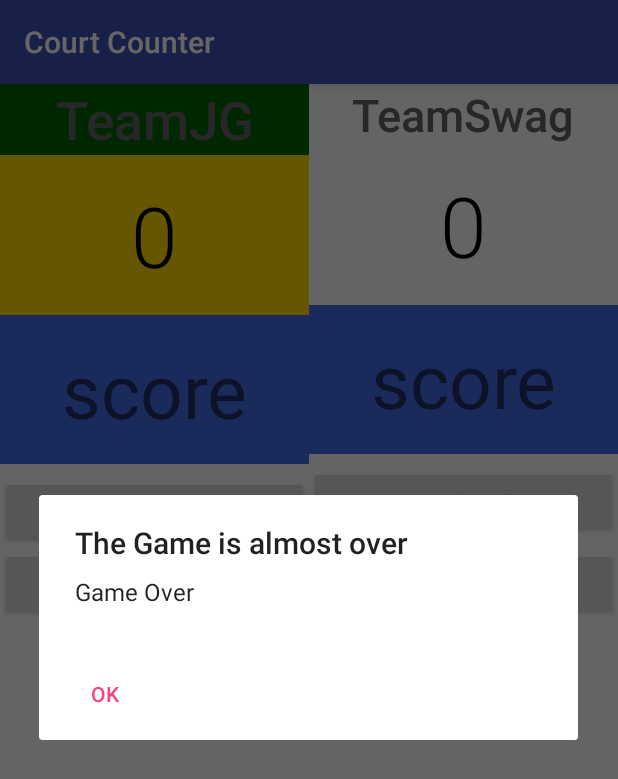
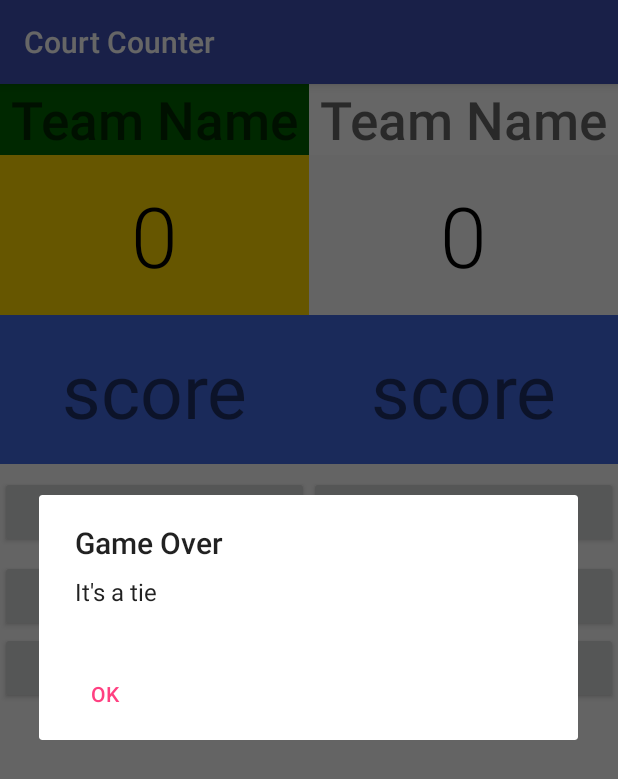
Before and after one commit to gassamaj/CourtCounter, an Android app: the screen it shows after launch (MainActivity), after a tap on "GAMEOVER", on a phone screen of 412 x 824 dp. Shown: the top 779 px of the screen. Run offline under Robolectric (Android 15) with nearby library versions, the phone set to English and light mode, and no system bars; 1 other tap on this screen came first.

Commit message:
I finished milestone 10
I finished the whole project

```diff
--- a/app/src/main/java/com/example/student/courtcounter/MainActivity.java
+++ b/app/src/main/java/com/example/student/courtcounter/MainActivity.java
@@ -1,12 +1,14 @@
 package com.example.student.courtcounter;
 
 import android.content.DialogInterface;
+import android.media.MediaPlayer;
 import android.support.v7.app.AlertDialog;
 import android.support.v7.app.AppCompatActivity;
 
 import android.support.v7.app.AppCompatActivity;
 import android.os.Bundle;
 import android.view.View;
+import android.widget.EditText;
 import android.widget.TextView;
 
 public class
@@ -14,34 +16,44 @@ MainActivity extends AppCompatActivity {
 
     private int mScoreTeamJG = 0;
     private int mScoreTeamSwag = 0;
+    EditText teamName1View;
+    EditText teamName2View;
 
-    AlertDialog gameOverAlert ;
+    AlertDialog gameOverAlert;
 
+    private MediaPlayer mediaPlayer;
+    public String team1Name;
+    public String team2Name;
 
     @Override
     protected void onCreate(Bundle savedInstanceState) {
         super.onCreate(savedInstanceState);
         setContentView(R.layout.activity_main);
+        teamName1View = (EditText) findViewById(R.id.txtVw_Editteam);
+        teamName2View = (EditText) findViewById(R.id.txtVw_Editteam2);
 
     }
 
+
     /**
      * Displays the given score for Team A
+     *
      * @param score - given score for Team A to display
      */
-    private void displayForTeamJG(int score){
+    public void displayForTeamJG(int score) {
         TextView scoreTeamJG = (TextView) findViewById(R.id.txtVw_scoreTeamJG);
-        if(scoreTeamJG!=null)
+        if (scoreTeamJG != null)
             scoreTeamJG.setText(String.valueOf(score));
-}
+    }
 
     /**
      * Displays the given score for Team B
+     *
      * @param score - given score for Team A to display
      */
-    private void displayForTeamSwag(int score){
+    public void displayForTeamSwag(int score) {
         TextView scoreTeamSwag = (TextView) findViewById(R.id.txtVw_scoreTeamSwag);
-        if(scoreTeamSwag!=null)
+        if (scoreTeamSwag != null)
             scoreTeamSwag.setText(String.valueOf(score));
     }
 
@@ -51,8 +63,27 @@ MainActivity extends AppCompatActivity {
     public void addOneForTeamJG(View view) {
         int step = 1;
         mScoreTeamJG += step;
+        mediaPlayer = MediaPlayer.create(this, R.raw.stormhuricane);
+        mediaPlayer.start();
         displayForTeamJG(mScoreTeamJG);
     }
+
+    /**
+     * Increases the score for Team A by 2 points.
+     */
+    public void subtractOneForTeamJG(View view) {
+        int step = 1;
+        mScoreTeamJG -= step;
+        mediaPlayer = MediaPlayer.create(this, R.raw.stormhuricane);
+        mediaPlayer.start();
+        displayForTeamJG(mScoreTeamJG);
+    }
+
+
+    /**
+     * Increases the score for Team A by 1 point.
+     */
+
 
     /**
      * Increases the score for Team A by 2 points.
@@ -60,31 +91,16 @@ MainActivity extends AppCompatActivity {
     public void addOneForTeamSwag(View view) {
         int step = 1;
         mScoreTeamSwag += step;
-        displayForTeamSwag(mScoreTeamSwag);
-
-    }
-
-    /**
-     * Increases the score for Team A by 1 point.
-     */
-
-
-
-    /**
-     * Increases the score for Team A by 3 points.
-     */
-    public void addThreeFor(View view) {
-        int step = 1;
-        mScoreTeamSwag += step;
+        mediaPlayer = MediaPlayer.create(this, R.raw.stormhuricane);
+        mediaPlayer.start();
         displayForTeamSwag(mScoreTeamSwag);
     }
 
-    /**
-     * Increases the score for Team A by 2 points.
-     */
-    public void addoForTeamSwag(View view) {
-        int step = 2;
-        mScoreTeamSwag += step;
+    public void subtractOneForTeamSwag(View view) {
+        int step = 1;
+        mScoreTeamSwag -= step;
+        mediaPlayer = MediaPlayer.create(this, R.raw.stormhuricane);
+        mediaPlayer.start();
         displayForTeamSwag(mScoreTeamSwag);
     }
 
@@ -97,22 +113,25 @@ MainActivity extends AppCompatActivity {
      * Resets all scores for Team A and Team B
      */
     public void resetScore(View view) {
+        mediaPlayer.start();
+        gameOverAlert = new AlertDialog.Builder(MainActivity.this).create();
+        String team1Name = teamName1View.getText().toString();
+        String team2Name = teamName2View.getText().toString();
+        gameOverAlert.setTitle("Game Over");
 
 
-        gameOverAlert= new AlertDialog.Builder(MainActivity.this).create();
+        if (mScoreTeamJG > mScoreTeamSwag) {
+            gameOverAlert.setMessage("Team " + team1Name + " wins");
+        }
 
-        gameOverAlert.setTitle("The Game is almost over");
+        if (mScoreTeamJG < mScoreTeamSwag) {
+            gameOverAlert.setMessage("Team " + team2Name + " wins");
 
-        gameOverAlert.setMessage("Game Over");
+        }
 
 
-        mScoreTeamJG = 0;
-        mScoreTeamSwag = 0;
-        displayForTeamJG(mScoreTeamJG);
-        displayForTeamSwag(mScoreTeamSwag);
-
-        if (mScoreTeamJG > mScoreTeamSwag) {
-            gameOverAlert.setMessage("Team JG wins");
+        if (mScoreTeamSwag == mScoreTeamJG) {
+            gameOverAlert.setMessage("It's a tie");
         }
 
         gameOverAlert.setButton(AlertDialog.BUTTON_NEUTRAL, "OK",
@@ -123,6 +142,11 @@ MainActivity extends AppCompatActivity {
                 });
 
         gameOverAlert.show();
+        mScoreTeamJG = 0;
+        mScoreTeamSwag = 0;
+        displayForTeamJG(mScoreTeamJG);
+        displayForTeamSwag(mScoreTeamSwag);
+
 
     }
 }
--- a/app/src/main/res/layout/activity_main.xml
+++ b/app/src/main/res/layout/activity_main.xml
@@ -23,7 +23,12 @@
 
 
 
-            <TextView
+
+            <EditText
+                android:id="@+id/txtVw_Editteam"
+                android:hint="Team Name"
+                android:imeOptions="actionDone"
+                android:inputType="text"
                 android:layout_width="match_parent"
                 android:layout_height="wrap_content"
                 android:gravity="center"
@@ -31,7 +36,7 @@
                 android:background="#006400"
                 android:textSize="35sp"
                 android:fontFamily="sans-serif-medium"
-                android:text="TeamJG" />
+                />
 
 
 
@@ -68,6 +73,13 @@
                 android:text="+1 Points"
                 android:onClick="addOneForTeamJG"/>
 
+            <Button
+                android:layout_width="match_parent"
+                android:layout_height="wrap_content"
+                android:layout_marginTop="8dp"
+                android:text="-1 Points"
+                android:onClick="subtractOneForTeamJG"/>
+
 
 
 
@@ -82,14 +94,19 @@
 
 
 
-        <TextView
+        <EditText
+            android:id="@+id/txtVw_Editteam2"
+            android:hint="Team Name"
+            android:imeOptions="actionDone"
+            android:inputType="text"
             android:layout_width="match_parent"
             android:layout_height="wrap_content"
             android:gravity="center"
+            android:background = "#ffffff"
             android:textColor="#616161"
-            android:textSize="30sp"
+            android:textSize="35sp"
             android:fontFamily="sans-serif-medium"
-            android:text="TeamSwag" />
+             />
 
         <TextView
             android:id="@+id/txtVw_scoreTeamSwag"
@@ -120,6 +137,13 @@
             android:onClick="addOneForTeamSwag"
             android:text="+1 Points" />
 
+        <Button
+            android:layout_width="match_parent"
+            android:layout_height="wrap_content"
+            android:layout_marginTop="8dp"
+            android:text="-1 Points"
+            android:onClick="subtractOneForTeamSwag"/>
+
 
     </LinearLayout>
 
@@ -134,4 +158,6 @@
         android:onClick="resetScore"
         android:text="Gameover" />
 
+
+
 </LinearLayout>
```
Also changed, not shown: app/src/main/ic_launcher-web.png (added), app/src/main/res/drawable/keycapten.png (added), app/src/main/res/mipmap-hdpi/ic_launcher.png, app/src/main/res/mipmap-mdpi/ic_launcher.png, app/src/main/res/mipmap-xhdpi/ic_launcher.png, app/src/main/res/mipmap-xxhdpi/ic_launcher.png, app/src/main/res/mipmap-xxxhdpi/ic_launcher.png, 2 other files.
